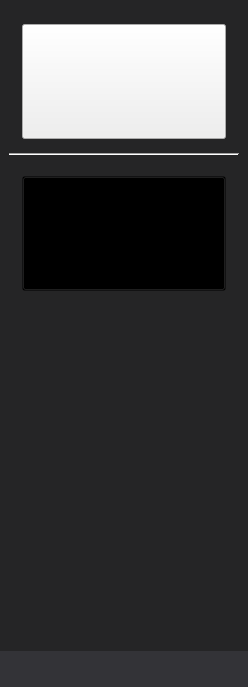
Old version of the form creator-pluginScreenplay/res/screenplayPreload.ui in the repository VRMakerTeam/VRMaker.
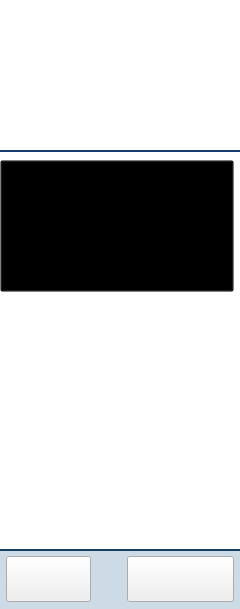
New version of the form. Icons and pictures are not drawn.

Diff of the .ui file:
```diff
--- a/creator-pluginScreenplay/res/screenplayPreload.ui
+++ b/creator-pluginScreenplay/res/screenplayPreload.ui
@@ -6,8 +6,8 @@
    <rect>
     <x>0</x>
     <y>0</y>
-    <width>248</width>
-    <height>687</height>
+    <width>240</width>
+    <height>609</height>
    </rect>
   </property>
   <property name="windowTitle">
@@ -19,12 +19,9 @@
   <property name="styleSheet">
    <string notr="true">QWidget#ScreenplayPreloadClass
 {
-	background-color: rgb(37, 37, 38);
+	background-color: #ffffff;
 }
 
-QWidget#toolbar{
-	background-color: rgb(51,51,55);
-}
 
 QScrollArea{
 	background-color:transparent;
@@ -34,27 +31,46 @@
 	background-color:transparent;
 }
 
+QWidget#line {
+	background-color: rgb(20, 61, 113);
+}
+
+
+QScrollBar:vertical {
+     border: 0;
+     background: #cddbe6;
+     width: 5px;
+ }
+ QScrollBar::handle:vertical {
+     background: #06447f;
+     min-height: 20px;
+ }
+
+
+
 /*--------------------------------------------
 	Component Preload 
 ---------------------------------------------*/
-QWidget[accessibleName=&quot;card:skybox&quot;]{
-	background-color: rgb(116, 116, 116);
-	border-radius:10;
+
+QPushButton#__pickSkybox{
+	border: 0;
 }
-QWidget[accessibleName=&quot;card:skybox&quot;] QLabel{
-	color: rgb(255, 255, 255);
-	font: 11pt;
-	min-height: 24;
-	max-height: 24;
+
+QPushButton#__fastAdd{
+	border-image: url(:/pluginScreenplay/button/img/add_preload.png);
 }
 
-/*   Toolbar  --------------------------------*/
-
+/*-----------------------------------------------
+* 工具栏
+-----------------------------------------------*/
+QWidget#toolbar{
+	background-color: #cddbe6;
+	border: solid;
+	border-top-width: 2px;
+	border-color: #174060;
+}
 QPushButton#__add{
-	border: 0px;
-	background-repeat: none;
-	background-position: center;
-	background-image: url(:/pluginScreenplay/button/img/Plus.png);
+	border-image: url(:/pluginScreenplay/button/img/Plus.png);
 }
 QPushButton#__add:pressed{
 	border: 0px;
@@ -63,16 +79,10 @@
 	background-image: url(:/pluginScreenplay/button/img/Plus_down.png);
 }
 QPushButton#__add:disabled{
-	border: 0px;
-	background-repeat: none;
-	background-position: center;
-	background-image: url(:/pluginScreenplay/button/img/Plus_down.png);
+	border-image: url(:/pluginScreenplay/button/img/Plus_down.png);
 }
 QPushButton#__delete{
-	border: 0px;
-	background-repeat: none;
-	background-position: center;
-    background-image: url(:/pluginScreenplay/button/img/Trash_normal.png);
+    border-image: url(:/pluginScreenplay/button/img/Trash_normal.png);
 }
 QPushButton#__delete:pressed{
 	border: 0px;
@@ -84,7 +94,7 @@
   </property>
   <layout class="QVBoxLayout" name="verticalLayout">
    <property name="spacing">
-    <number>0</number>
+    <number>8</number>
    </property>
    <property name="leftMargin">
     <number>0</number>
@@ -99,69 +109,6 @@
     <number>0</number>
    </property>
    <item>
-    <widget class="QWidget" name="skybox_picker" native="true">
-     <property name="minimumSize">
-      <size>
-       <width>0</width>
-       <height>150</height>
-      </size>
-     </property>
-     <property name="maximumSize">
-      <size>
-       <width>16777215</width>
-       <height>150</height>
-      </size>
-     </property>
-     <layout class="QVBoxLayout" name="verticalLayout_13">
-      <property name="spacing">
-       <number>0</number>
-      </property>
-      <property name="leftMargin">
-       <number>9</number>
-      </property>
-      <property name="topMargin">
-       <number>0</number>
-      </property>
-      <property name="rightMargin">
-       <number>9</number>
-      </property>
-      <property name="bottomMargin">
-       <number>0</number>
-      </property>
-      <item>
-       <widget class="QWidget" name="card_skybox" native="true">
-        <property name="minimumSize">
-         <size>
-          <width>0</width>
-          <height>135</height>
-         </size>
-        </property>
-        <property name="maximumSize">
-         <size>
-          <width>16777215</width>
-          <height>135</height>
-         </size>
-        </property>
-        <property name="accessibleName">
-         <string notr="true">card:skybox</string>
-        </property>
-        <layout class="QHBoxLayout" name="horizontalLayout_9">
-         <property name="spacing">
-          <number>0</number>
-         </property>
-         <property name="leftMargin">
-          <number>0</number>
-         </property>
-         <property name="topMargin">
-          <number>0</number>
-         </property>
-         <property name="rightMargin">
-          <number>0</number>
-         </property>
-         <property name="bottomMargin">
-          <number>0</number>
-         </property>
-         <item>
           <widget class="QPushButton" name="__pickSkybox">
            <property name="sizePolicy">
             <sizepolicy hsizetype="Minimum" vsizetype="Expanding">
@@ -171,14 +118,14 @@
            </property>
            <property name="minimumSize">
             <size>
-             <width>204</width>
-             <height>115</height>
+       <width>234</width>
+       <height>132</height>
             </size>
            </property>
            <property name="maximumSize">
             <size>
-             <width>204</width>
-             <height>115</height>
+       <width>234</width>
+       <height>132</height>
             </size>
            </property>
            <property name="text">
@@ -190,8 +137,8 @@
            </property>
            <property name="iconSize">
             <size>
-             <width>204</width>
-             <height>115</height>
+       <width>234</width>
+       <height>132</height>
             </size>
            </property>
            <property name="autoRepeat">
@@ -199,17 +146,20 @@
            </property>
           </widget>
          </item>
-        </layout>
-       </widget>
-      </item>
       <item>
-       <widget class="Line" name="line">
-        <property name="orientation">
-         <enum>Qt::Horizontal</enum>
-        </property>
-       </widget>
-      </item>
-     </layout>
+    <widget class="QWidget" name="line" native="true">
+     <property name="minimumSize">
+      <size>
+       <width>0</width>
+       <height>2</height>
+      </size>
+     </property>
+     <property name="maximumSize">
+      <size>
+       <width>16777215</width>
+       <height>2</height>
+      </size>
+     </property>
     </widget>
    </item>
    <item>
@@ -228,13 +178,16 @@
        <rect>
         <x>0</x>
         <y>0</y>
-        <width>248</width>
-        <height>491</height>
+        <width>243</width>
+        <height>373</height>
        </rect>
       </property>
       <layout class="QVBoxLayout" name="verticalLayout_14">
        <property name="spacing">
-        <number>6</number>
+        <number>0</number>
+       </property>
+       <property name="leftMargin">
+        <number>0</number>
        </property>
        <property name="topMargin">
         <number>0</number>
@@ -261,39 +214,6 @@
         </widget>
        </item>
        <item>
-        <widget class="QWidget" name="fastAddPreload" native="true">
-         <property name="minimumSize">
-          <size>
-           <width>0</width>
-           <height>135</height>
-          </size>
-         </property>
-         <property name="maximumSize">
-          <size>
-           <width>16777215</width>
-           <height>135</height>
-          </size>
-         </property>
-         <property name="accessibleName">
-          <string notr="true">card:skybox</string>
-         </property>
-         <layout class="QHBoxLayout" name="horizontalLayout_11">
-          <property name="spacing">
-           <number>0</number>
-          </property>
-          <property name="leftMargin">
-           <number>0</number>
-          </property>
-          <property name="topMargin">
-           <number>0</number>
-          </property>
-          <property name="rightMargin">
-           <number>0</number>
-          </property>
-          <property name="bottomMargin">
-           <number>0</number>
-          </property>
-          <item>
            <widget class="QPushButton" name="__fastAdd">
             <property name="sizePolicy">
              <sizepolicy hsizetype="Minimum" vsizetype="Expanding">
@@ -303,35 +223,22 @@
             </property>
             <property name="minimumSize">
              <size>
-              <width>204</width>
-              <height>115</height>
+           <width>234</width>
+           <height>132</height>
              </size>
             </property>
             <property name="maximumSize">
              <size>
-              <width>204</width>
-              <height>115</height>
+           <width>234</width>
+           <height>132</height>
              </size>
             </property>
             <property name="text">
              <string/>
             </property>
-            <property name="icon">
-             <iconset resource="pluginScreenplay.qrc">
-              <normaloff>:/pluginScreenplay/button/img/addres.png</normaloff>:/pluginScreenplay/button/img/addres.png</iconset>
-            </property>
-            <property name="iconSize">
-             <size>
-              <width>204</width>
-              <height>115</height>
-             </size>
-            </property>
             <property name="autoRepeat">
              <bool>false</bool>
             </property>
-           </widget>
-          </item>
-         </layout>
         </widget>
        </item>
        <item>
@@ -356,13 +263,13 @@
      <property name="minimumSize">
       <size>
        <width>0</width>
-       <height>36</height>
+       <height>60</height>
       </size>
      </property>
      <property name="maximumSize">
       <size>
        <width>16777215</width>
-       <height>36</height>
+       <height>60</height>
       </size>
      </property>
      <layout class="QHBoxLayout" name="horizontalLayout_8">
@@ -388,14 +295,14 @@
         </property>
         <property name="minimumSize">
          <size>
-          <width>28</width>
-          <height>28</height>
+          <width>85</width>
+          <height>46</height>
          </size>
         </property>
         <property name="maximumSize">
          <size>
-          <width>28</width>
-          <height>28</height>
+          <width>85</width>
+          <height>46</height>
          </size>
         </property>
         <property name="text">
@@ -420,14 +327,14 @@
        <widget class="QPushButton" name="__delete">
         <property name="minimumSize">
          <size>
-          <width>28</width>
-          <height>28</height>
+          <width>107</width>
+          <height>46</height>
          </size>
         </property>
         <property name="maximumSize">
          <size>
-          <width>28</width>
-          <height>28</height>
+          <width>107</width>
+          <height>46</height>
          </size>
         </property>
         <property name="text">
```
Left out of the diff: 13 changed lines with no effect on the pictures. Lines whose indentation alone changed are shown as unchanged.
